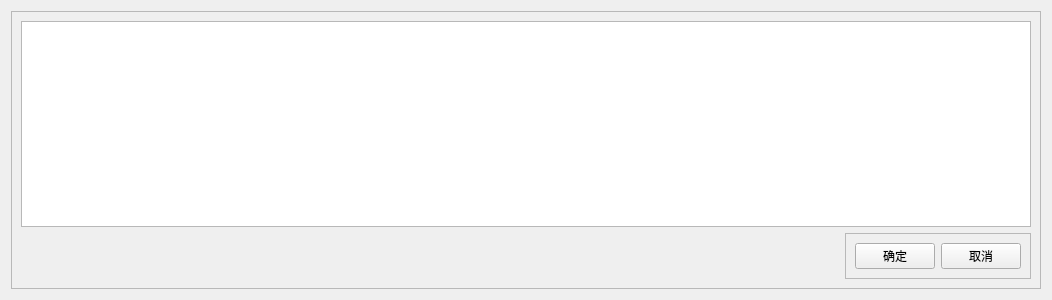
zhouyiixiiang/ES2EvaluationAnalyze, file setBenchmark.ui: the form before one commit.
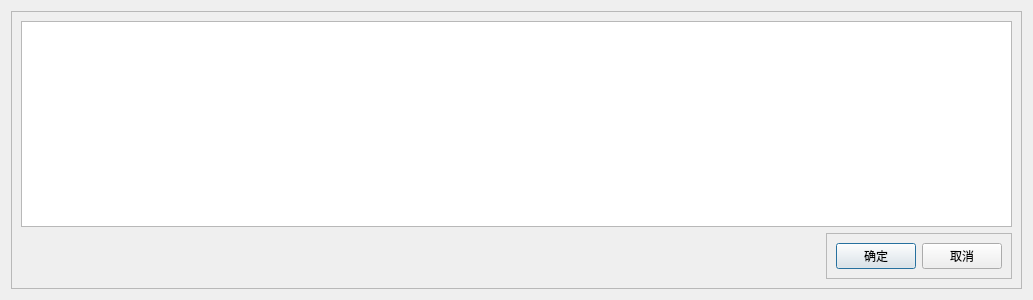
The form after the commit.

Commit message: set up new dialog

```diff
--- a/setBenchmark.ui
+++ b/setBenchmark.ui
@@ -1,20 +1,20 @@
 <?xml version="1.0" encoding="UTF-8"?>
 <ui version="4.0">
- <class>setBenchmark</class>
- <widget class="QWidget" name="setBenchmark">
+ <class>SetBenchmark</class>
+ <widget class="QDialog" name="SetBenchmark">
   <property name="geometry">
    <rect>
     <x>0</x>
     <y>0</y>
-    <width>1052</width>
+    <width>1033</width>
     <height>300</height>
    </rect>
   </property>
   <property name="windowTitle">
    <string>Form</string>
   </property>
-  <layout class="QGridLayout" name="gridLayout">
-   <item row="0" column="0">
+  <layout class="QHBoxLayout" name="horizontalLayout_2">
+   <item>
     <widget class="QFrame" name="frame">
      <property name="sizePolicy">
       <sizepolicy hsizetype="Expanding" vsizetype="Expanding">
```
Left out of the diff: 40 changed lines with no effect on the pictures. The commit also changes 6 other files.
